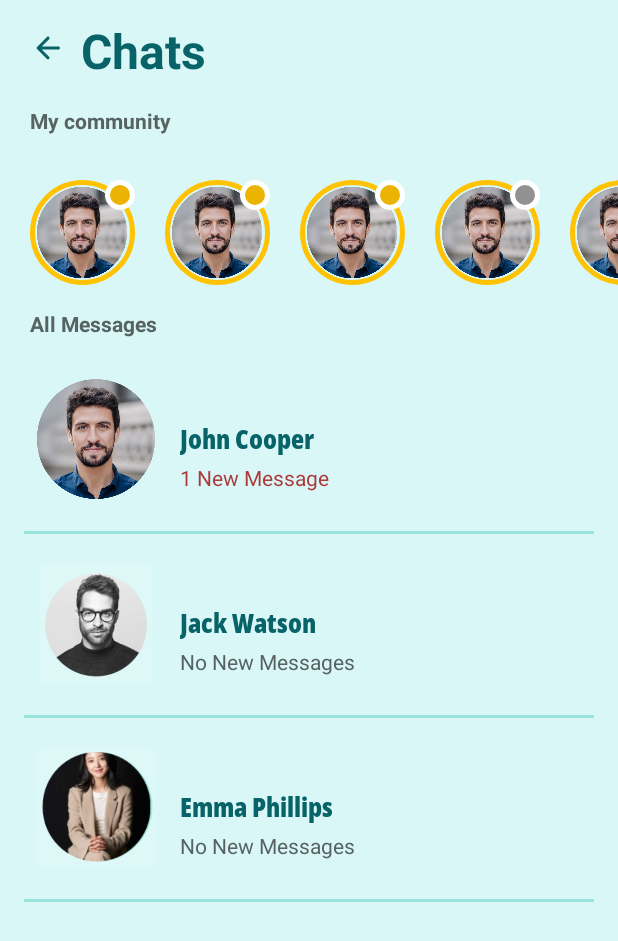
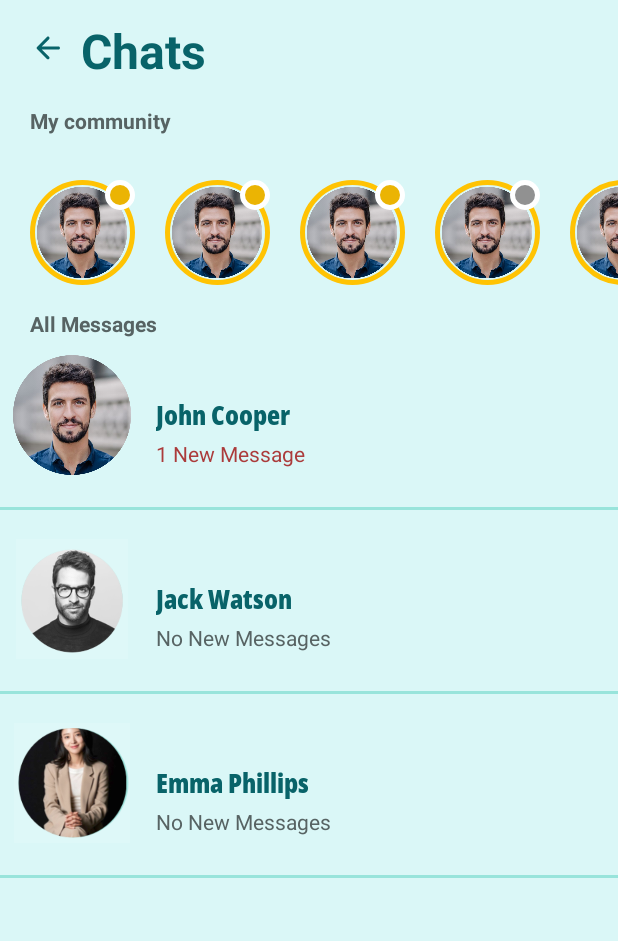
Before and after one commit to IbrahimBasit5802/MentorMe, an Android app: the fragment ChatFragment shown on its own in the app's theme, on a phone screen of 412 x 824 dp. Shown: the top 941 px of the screen. Run offline under Robolectric (Android 15) with nearby library versions, the phone set to English and light mode, and no system bars; libraries missing offline, so code that uses them is left out: com.ibrahimbasit.

Commit message:
fixed chat fragment

```diff
--- a/app/src/main/java/com/ibrahimbasit/I210669/ChatFragment.kt
+++ b/app/src/main/java/com/ibrahimbasit/I210669/ChatFragment.kt
@@ -5,6 +5,8 @@ import androidx.fragment.app.Fragment
 import android.view.LayoutInflater
 import android.view.View
 import android.view.ViewGroup
+import android.widget.LinearLayout
+import android.widget.RelativeLayout
 
 // TODO: Rename parameter arguments, choose names that match
 // the fragment initialization parameters, e.g. ARG_ITEM_NUMBER
@@ -27,14 +29,35 @@ class ChatFragment : Fragment() {
             param1 = it.getString(ARG_PARAM1)
             param2 = it.getString(ARG_PARAM2)
         }
+
+
     }
 
     override fun onCreateView(
         inflater: LayoutInflater, container: ViewGroup?,
         savedInstanceState: Bundle?
     ): View? {
-        // Inflate the layout for this fragment
-        return inflater.inflate(R.layout.fragment_chat, container, false)
+        val view = inflater.inflate(R.layout.fragment_chat, container, false)
+
+        val clickListener = View.OnClickListener { clickedView ->
+            val tag = clickedView.tag.toString()
+
+
+            val chatPersonFragment = ChatPersonFragment.newInstance(tag, "param2")
+            fragmentManager?.beginTransaction()
+                ?.replace(R.id.frame_layout, chatPersonFragment)
+                ?.addToBackStack(null)
+                ?.commit()
+        }
+
+        val scrollViewLayout = view.findViewById<LinearLayout>(R.id.chatList)
+
+        for (i in 0 until scrollViewLayout.childCount) {
+            val child = scrollViewLayout.getChildAt(i)
+            child.setOnClickListener(clickListener)
+        }
+
+        return view
     }
 
     companion object {
--- a/app/src/main/res/layout/fragment_chat.xml
+++ b/app/src/main/res/layout/fragment_chat.xml
@@ -257,11 +257,15 @@
                 android:layout_width="match_parent"
                 android:layout_height="wrap_content"
                 android:orientation="vertical"
-                android:padding="16dp">
+                android:id="@+id/chatList"
+                >
 
                 <RelativeLayout
                     android:layout_width="match_parent"
                     android:layout_height="wrap_content"
+                    android:tag="item1"
+                    android:clickable="true"
+                    android:focusable="true"
                     android:padding="8dp"
                     >
 
@@ -315,6 +319,9 @@
                 <RelativeLayout
                     android:layout_width="match_parent"
                     android:layout_height="wrap_content"
+                    android:tag="item2"
+                    android:clickable="true"
+                    android:focusable="true"
                     android:padding="8dp"
                     >
 
@@ -367,6 +374,9 @@
                 <RelativeLayout
                     android:layout_width="match_parent"
                     android:layout_height="wrap_content"
+                    android:tag="item3"
+                    android:clickable="true"
+                    android:focusable="true"
                     android:padding="8dp"
                     >
 
```
